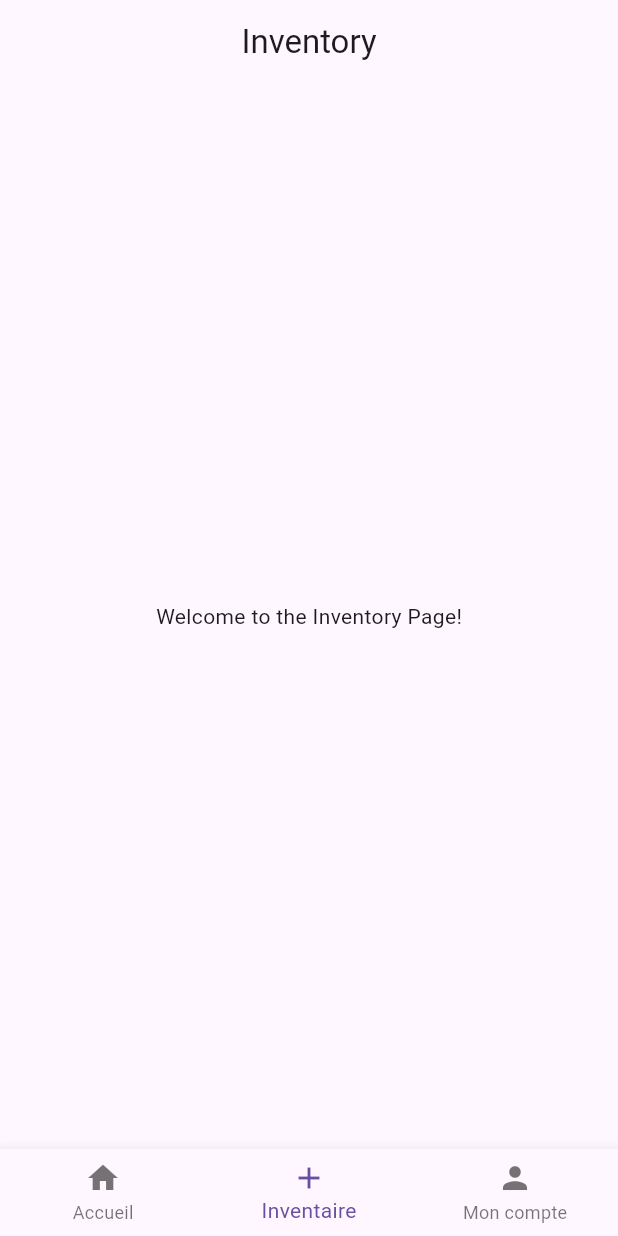
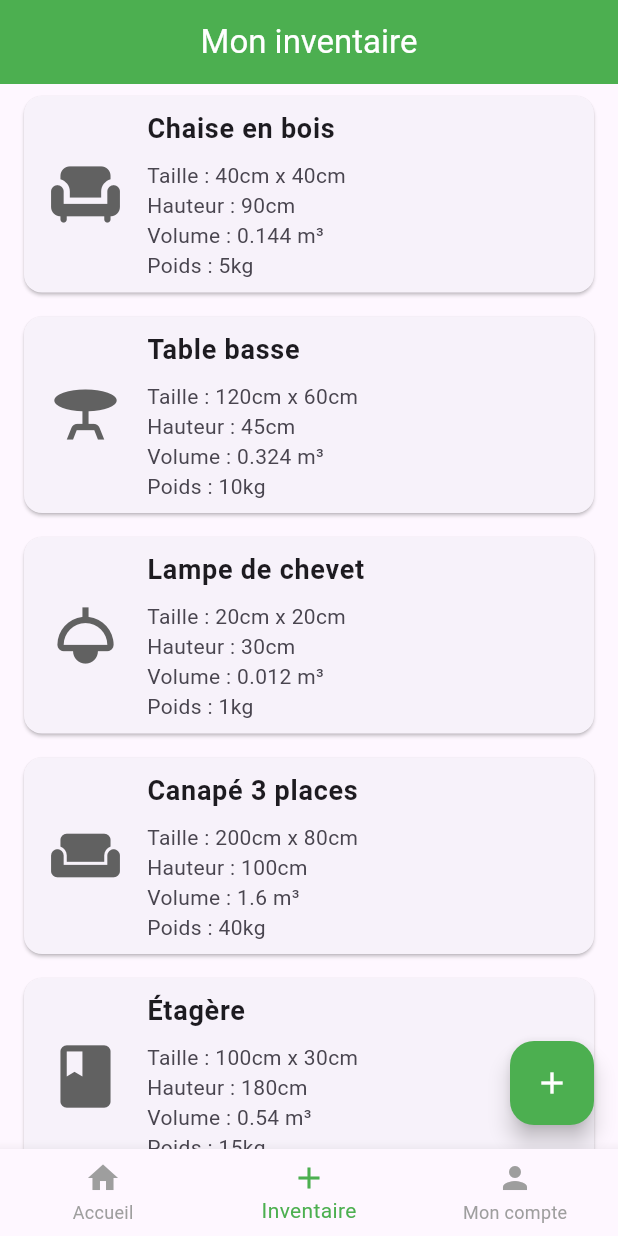
Before and after one commit to Julanjoy83/goverapp_front, a Flutter app: the screen it shows after launch, item 2 of the bottom bar chosen, on a phone screen of 412 x 824 dp. Run offline on Flutter 3.47's test engine with Material 3 defaults, Android fonts, the phone set to English and light mode, and no system bars; our stand-ins replace flutter_map, image_picker, latlong2.

Commit message:
gover front beta

```diff
--- a/lib/main.dart
+++ b/lib/main.dart
@@ -1,8 +1,8 @@
 // lib/main.dart
 import 'package:flutter/material.dart';
-import 'pages/home.dart';
-import 'pages/inventory.dart';
-import 'pages/myaccount.dart';
+import 'pages/user/home.dart';
+import 'pages/user/inventory.dart';
+import 'pages/user/myaccount.dart';
 
 void main() {
   runApp(const MyApp());
@@ -16,7 +16,38 @@ class MyApp extends StatelessWidget {
     return MaterialApp(
       title: 'Basic Flutter App',
       theme: ThemeData(
-        primarySwatch: Colors.lightGreen,
+        primarySwatch: Colors.green, // Thème principal vert
+        appBarTheme: const AppBarTheme(
+          backgroundColor: Colors.green, // Couleur de toutes les AppBars
+          foregroundColor: Colors.white, // Texte blanc pour les AppBars
+        ),
+        floatingActionButtonTheme: const FloatingActionButtonThemeData(
+          backgroundColor: Colors.green, // Couleur des FloatingActionButtons
+          foregroundColor:
+              Colors.white, // Couleur des icônes des boutons flottants
+        ),
+        elevatedButtonTheme: ElevatedButtonThemeData(
+          style: ElevatedButton.styleFrom(
+            backgroundColor:
+                Colors.green, // Couleur de fond des ElevatedButtons
+            foregroundColor: Colors
+                .white, // Couleur du texte et des icônes sur les ElevatedButtons
+          ),
+        ),
+        inputDecorationTheme: const InputDecorationTheme(
+          focusedBorder: OutlineInputBorder(
+            borderSide:
+                BorderSide(color: Colors.green), // Bordure verte lors du focus
+          ),
+          enabledBorder: OutlineInputBorder(
+            borderSide:
+                BorderSide(color: Colors.grey), // Bordure grise lorsqu'inactif
+          ),
+          labelStyle:
+              TextStyle(color: Colors.green), // Couleur du texte du label
+        ),
+        iconTheme: const IconThemeData(
+            color: Colors.white), // Icônes en blanc par défaut
       ),
       home: const MainScreen(),
     );
@@ -35,9 +66,9 @@ class _MainScreenState extends State<MainScreen> {
 
   // Liste des pages accessibles depuis le BottomNavigationBar
   final List<Widget> _pages = [
-    const MyHomePage(),  // Home Page
-    const Inventory(),   // Inventory Page
-    const MyAccount(),   // Account Page
+    const MyHomePage(), // Home Page
+    Inventory(), // Inventory Page
+    const MyAccount(), // Account Page
   ];
 
   // Fonction pour gérer le changement de page via le BottomNavigationBar
@@ -53,11 +84,15 @@ class _MainScreenState extends State<MainScreen> {
       body: _pages[_selectedIndex],
       bottomNavigationBar: BottomNavigationBar(
         currentIndex: _selectedIndex,
+        selectedItemColor: Colors.green, // Couleur de l'icône sélectionnée
+        unselectedItemColor:
+            Colors.grey, // Couleur des icônes non sélectionnées
         onTap: _onItemTapped,
         items: const [
           BottomNavigationBarItem(icon: Icon(Icons.home), label: 'Accueil'),
           BottomNavigationBarItem(icon: Icon(Icons.add), label: 'Inventaire'),
-          BottomNavigationBarItem(icon: Icon(Icons.person), label: 'Mon compte'),
+          BottomNavigationBarItem(
+              icon: Icon(Icons.person), label: 'Mon compte'),
         ],
       ),
       drawer: const Drawer(
--- a/lib/pages/inventory.dart
+++ /dev/null
@@ -1,19 +0,0 @@
-// lib/pages/inventory.dart
-import 'package:flutter/material.dart';
-
-class Inventory extends StatelessWidget {
-  const Inventory({super.key});
-
-  @override
-  Widget build(BuildContext context) {
-    return Scaffold(
-      appBar: AppBar(
-        title: const Text('Inventory'),
-        centerTitle: true,
-      ),
-      body: const Center(
-        child: Text('Welcome to the Inventory Page!'),
-      ),
-    );
-  }
-}
--- a/lib/pages/home.dart
+++ b/lib/pages/user/home.dart
@@ -1,6 +1,6 @@
 // lib/pages/home.dart
 import 'package:flutter/material.dart';
-import 'driver/mygover_driver.dart';
+import '../driver/mygover_driver.dart';
 
 class MyHomePage extends StatefulWidget {
   const MyHomePage({super.key});
@@ -73,7 +73,7 @@ class _MyHomePageState extends State<MyHomePage> {
   Widget build(BuildContext context) {
     return Scaffold(
       appBar: AppBar(
-        title: const Text('Welcome to Gover'),
+        title: const Text('Bienvenue sur Gover'),
         centerTitle: true,
       ),
       body: Padding(
@@ -82,7 +82,7 @@ class _MyHomePageState extends State<MyHomePage> {
           crossAxisAlignment: CrossAxisAlignment.start,
           children: [
             const Text(
-              'Entrez les informations de trajet',
+              'Mon trajet ',
               style: TextStyle(fontSize: 20, fontWeight: FontWeight.bold),
             ),
             const SizedBox(height: 20),
@@ -112,9 +112,9 @@ class _MyHomePageState extends State<MyHomePage> {
                 child: Row(
                   mainAxisSize: MainAxisSize.min,
                   children: const [
-                    Icon(Icons.search),
+                    Icon(Icons.directions_car),
                     SizedBox(width: 8),
-                    Text('Trouver mon gover !'),
+                    Text('Trouver mon gover'),
                   ],
                 ),
               ),
--- /dev/null
+++ b/lib/pages/user/inventory.dart
@@ -0,0 +1,208 @@
+// lib/pages/inventory.dart
+import 'package:flutter/material.dart';
+import 'add_object.dart'; // Importez la page d'ajout d'objet
+
+class Inventory extends StatefulWidget {
+  Inventory({super.key});
+
+  @override
+  _InventoryState createState() => _InventoryState();
+}
+
+class _InventoryState extends State<Inventory> {
+  // Liste de données fictives pour l'inventaire
+  final List<Map<String, dynamic>> items = [
+    {
+      "nom": "Chaise en bois",
+      "icon": Icons.chair,
+      "dimensions": {
+        "taille": "40cm x 40cm",
+        "hauteur": "90cm",
+        "volume": "0.144 m³",
+        "poids": "5kg"
+      }
+    },
+    {
+      "nom": "Table basse",
+      "icon": Icons.table_bar,
+      "dimensions": {
+        "taille": "120cm x 60cm",
+        "hauteur": "45cm",
+        "volume": "0.324 m³",
+        "poids": "10kg"
+      }
+    },
+    {
+      "nom": "Lampe de chevet",
+      "icon": Icons.light,
+      "dimensions": {
+        "taille": "20cm x 20cm",
+        "hauteur": "30cm",
+        "volume": "0.012 m³",
+        "poids": "1kg"
+      }
+    },
+    {
+      "nom": "Canapé 3 places",
+      "icon": Icons.weekend,
+      "dimensions": {
+        "taille": "200cm x 80cm",
+        "hauteur": "100cm",
+        "volume": "1.6 m³",
+        "poids": "40kg"
+      }
+    },
+    {
+      "nom": "Étagère",
+      "icon": Icons.book,
+      "dimensions": {
+        "taille": "100cm x 30cm",
+        "hauteur": "180cm",
+        "volume": "0.54 m³",
+        "poids": "15kg"
+      }
+    },
+    {
+      "nom": "Tapis",
+      "icon": Icons.texture,
+      "dimensions": {
+        "taille": "200cm x 150cm",
+        "hauteur": "1cm",
+        "volume": "0.003 m³",
+        "poids": "2kg"
+      }
+    },
+    {
+      "nom": "Télévision",
+      "icon": Icons.tv,
+      "dimensions": {
+        "taille": "100cm x 60cm",
+        "hauteur": "5cm",
+        "volume": "0.03 m³",
+        "poids": "8kg"
+      }
+    },
+    {
+      "nom": "Ordinateur portable",
+      "icon": Icons.laptop,
+      "dimensions": {
+        "taille": "35cm x 25cm",
+        "hauteur": "2cm",
+        "volume": "0.00175 m³",
+        "poids": "1.5kg"
+      }
+    },
+    {
+      "nom": "Ventilateur",
+      "icon": Icons.ac_unit,
+      "dimensions": {
+        "taille": "30cm x 30cm",
+        "hauteur": "50cm",
+        "volume": "0.045 m³",
+        "poids": "3kg"
+      }
+    },
+    {
+      "nom": "Four micro-ondes",
+      "icon": Icons.kitchen,
+      "dimensions": {
+        "taille": "50cm x 30cm",
+        "hauteur": "30cm",
+        "volume": "0.045 m³",
+        "poids": "12kg"
+      }
+    },
+    {
+      "nom": "Réfrigérateur",
+      "icon": Icons.kitchen,
+      "dimensions": {
+        "taille": "70cm x 70cm",
+        "hauteur": "180cm",
+        "volume": "0.882 m³",
+        "poids": "60kg"
+      }
+    },
+    {
+      "nom": "Machine à laver",
+      "icon": Icons.local_laundry_service,
+      "dimensions": {
+        "taille": "60cm x 60cm",
+        "hauteur": "85cm",
+        "volume": "0.306 m³",
+        "poids": "65kg"
+      }
+    },
+    {
+      "nom": "Bureau",
+      "icon": Icons.desk,
+      "dimensions": {
+        "taille": "120cm x 60cm",
+        "hauteur": "75cm",
+        "volume": "0.54 m³",
+        "poids": "20kg"
+      }
+    },
+    {
+      "nom": "Chaise de bureau",
+      "icon": Icons.chair_alt,
+      "dimensions": {
+        "taille": "50cm x 50cm",
+        "hauteur": "110cm",
+        "volume": "0.275 m³",
+        "poids": "8kg"
+      }
+    },
+  ];
+
+  @override
+  Widget build(BuildContext context) {
+    return Scaffold(
+      appBar: AppBar(
+        title: const Text('Mon inventaire'),
+        centerTitle: true,
+      ),
+      body: ListView.builder(
+        itemCount: items.length,
+        itemBuilder: (context, index) {
+          final item = items[index];
+          return Card(
+            margin: const EdgeInsets.symmetric(vertical: 8, horizontal: 16),
+            child: ListTile(
+              leading: Icon(
+                item["icon"],
+                size: 50,
+                color: Colors.grey.shade700,
+              ),
+              title: Text(
+                item["nom"],
+                style: const TextStyle(fontSize: 18, fontWeight: FontWeight.bold),
+              ),
+              subtitle: Padding(
+                padding: const EdgeInsets.only(top: 8.0),
+                child: Column(
+                  crossAxisAlignment: CrossAxisAlignment.start,
+                  children: [
+                    Text("Taille : ${item["dimensions"]["taille"]}"),
+                    Text("Hauteur : ${item["dimensions"]["hauteur"]}"),
+                    Text("Volume : ${item["dimensions"]["volume"]}"),
+                    Text("Poids : ${item["dimensions"]["poids"]}"),
+                  ],
+                ),
+              ),
+            ),
+          );
+        },
+      ),
+      floatingActionButton: FloatingActionButton(
+        onPressed: () {
+          // Navigation vers la page d'ajout d'objet
+          Navigator.push(
+            context,
+            MaterialPageRoute(builder: (context) => const AddObjectPage()),
+          );
+        },
+        child: const Icon(Icons.add),
+      ),
+    );
+  }
+}
--- a/pubspec.yaml
+++ b/pubspec.yaml
@@ -34,6 +34,7 @@ dependencies:
   flutter_map: ^3.1.0  # Utilisez la dernière version disponible
   latlong2: ^0.8.1
   intl: ^0.17.0
+  image_picker: ^0.8.7+3  # Version actuelle au moment de l'écriture. Vérifiez les mises à jour.
   # The following adds the Cupertino Icons font to your application.
   # Use with the CupertinoIcons class for iOS style icons.
   cupertino_icons: ^1.0.6
```
Also changed, not shown: lib/pages/driver/mygover_driver.dart (+133 -27 lines), lib/pages/myaccount.dart (deleted, +0 -19 lines), lib/pages/user/add_object.dart (added, +141 -0 lines), lib/pages/user/myaccount.dart (added, +110 -0 lines), pubspec.lock, 6 other files.
